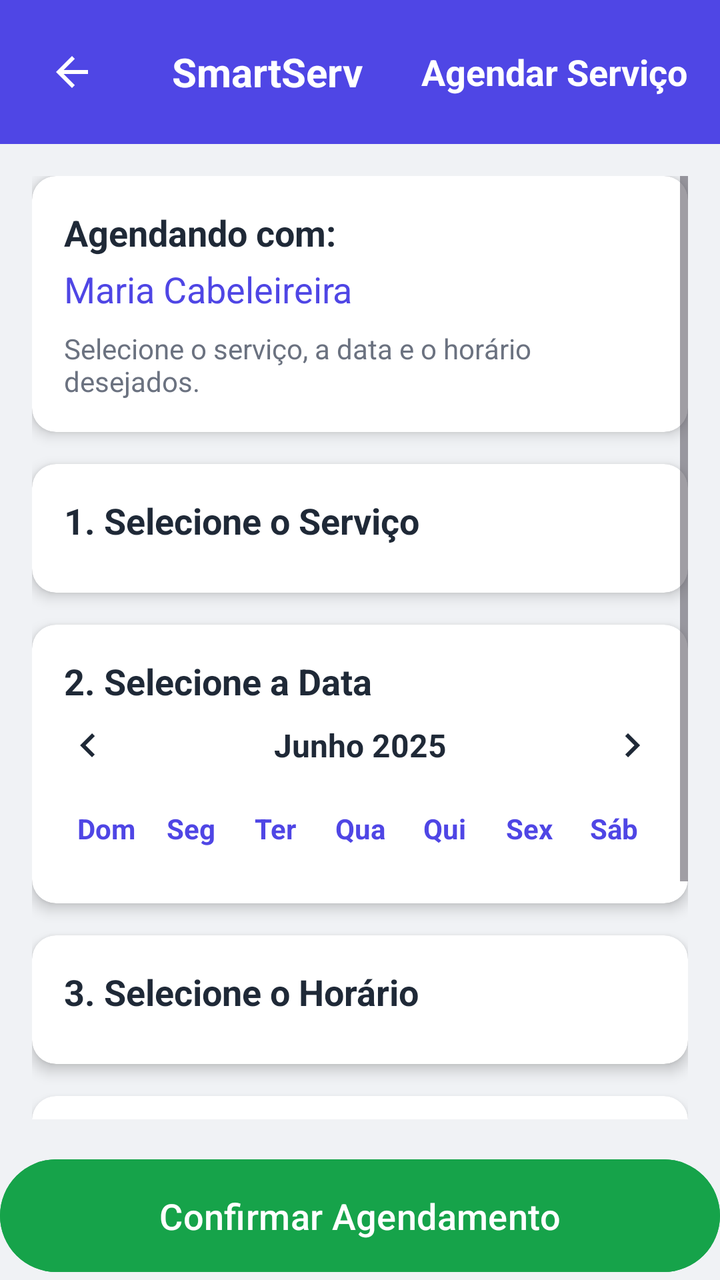
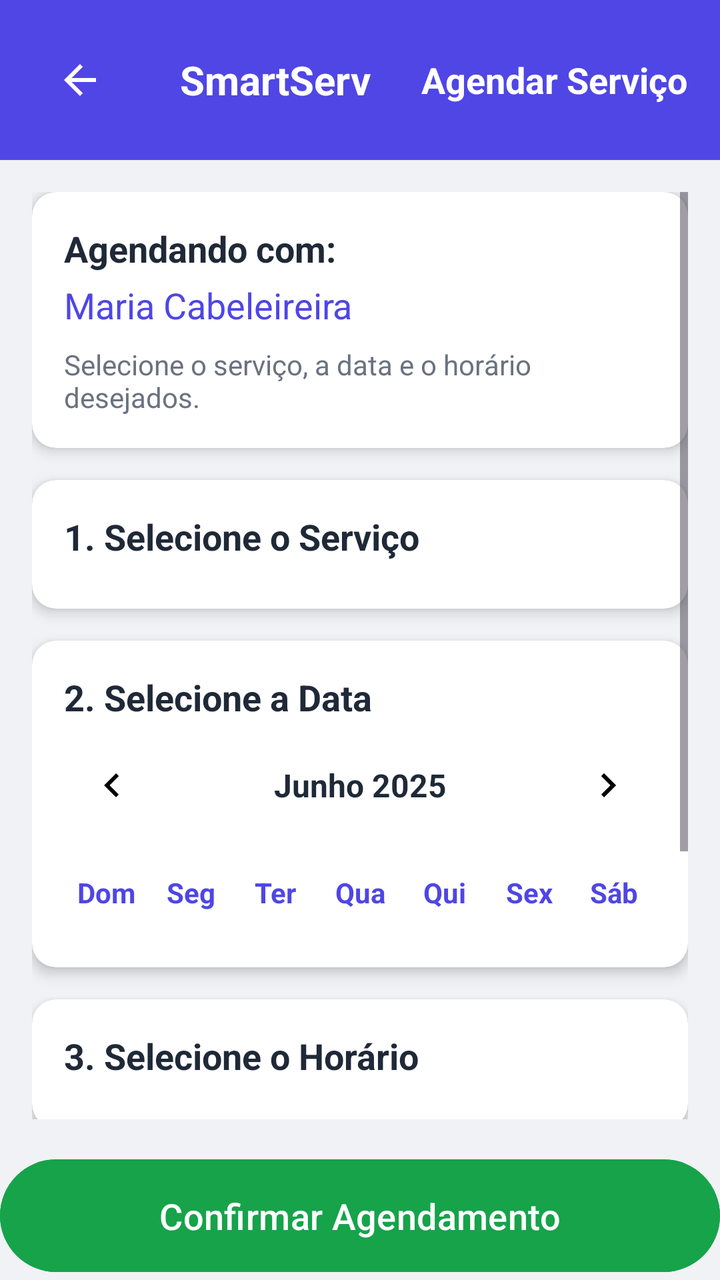

The first picture is an Android layout as it rendered before a commit; the second is the same layout after the commit. The layout source and the unified diff follow.
<!-- AndroidManifest.xml: application theme Theme.SmartApp -->
<!-- res/layout/agendar_servico.xml -->
<?xml version="1.0" encoding="utf-8"?>
<RelativeLayout xmlns:android="http://schemas.android.com/apk/res/android"
    xmlns:app="http://schemas.android.com/apk/res-auto"
    xmlns:tools="http://schemas.android.com/tools"
    android:layout_width="match_parent"
    android:layout_height="match_parent"
    android:background="@color/light_gray">

    
    <LinearLayout
        android:id="@+id/header"
        android:layout_width="match_parent"
        android:layout_height="wrap_content"
        android:background="@color/indigo_600"
        android:orientation="horizontal"
        android:gravity="center_vertical"
        android:padding="16dp"
        android:layout_alignParentTop="true">

        <ImageButton
            android:id="@+id/backButton"
            android:layout_width="wrap_content"
            android:layout_height="wrap_content"
            android:src="@drawable/ic_arrow_back"
            android:tint="@android:color/white"
            android:background="?selectableItemBackgroundBorderless"
            android:padding="8dp"/>

        <TextView
            android:layout_width="0dp"
            android:layout_height="wrap_content"
            android:layout_weight="1"
            android:text="SmartServ"
            android:textColor="@android:color/white"
            android:textSize="20sp"
            android:textStyle="bold"
            android:gravity="center"/>

        <TextView
            android:layout_width="wrap_content"
            android:layout_height="wrap_content"
            android:text="Agendar Serviço"
            android:textColor="@android:color/white"
            android:textSize="18sp"
            android:textStyle="bold"/>
    </LinearLayout>

    
    <ScrollView
        android:layout_width="match_parent"
        android:layout_height="match_parent"
        android:layout_below="@id/header"
        android:layout_above="@id/confirmAppointmentBtn"
        android:padding="16dp"
        android:fillViewport="true">

        <LinearLayout
            android:layout_width="match_parent"
            android:layout_height="wrap_content"
            android:orientation="vertical">

            
            <androidx.cardview.widget.CardView
                android:layout_width="match_parent"
                android:layout_height="wrap_content"
                android:layout_marginBottom="16dp"
                app:cardCornerRadius="12dp"
                app:cardElevation="4dp">

                <LinearLayout
                    android:layout_width="match_parent"
                    android:layout_height="wrap_content"
                    android:orientation="vertical"
                    android:padding="16dp">

                    <TextView
                        android:layout_width="match_parent"
                        android:layout_height="wrap_content"
                        android:text="Agendando com:"
                        android:textColor="@color/text_dark"
                        android:textSize="18sp"
                        android:textStyle="bold"/>

                    <TextView
                        android:id="@+id/professionalNameDisplay"
                        android:layout_width="match_parent"
                        android:layout_height="wrap_content"
                        android:text="Maria Cabeleireira"
                        android:textColor="@color/indigo_600"
                        android:textSize="18sp"
                        android:layout_marginTop="4dp"/>

                    <TextView
                        android:layout_width="match_parent"
                        android:layout_height="wrap_content"
                        android:text="Selecione o serviço, a data e o horário desejados."
                        android:textColor="@color/text_gray"
                        android:textSize="14sp"
                        android:layout_marginTop="8dp"/>
                </LinearLayout>
            </androidx.cardview.widget.CardView>

            
            <androidx.cardview.widget.CardView
                android:layout_width="match_parent"
                android:layout_height="wrap_content"
                android:layout_marginBottom="16dp"
                app:cardCornerRadius="12dp"
                app:cardElevation="4dp">

                <LinearLayout
                    android:layout_width="match_parent"
                    android:layout_height="wrap_content"
                    android:orientation="vertical"
                    android:padding="16dp">

                    <TextView
                        android:layout_width="match_parent"
                        android:layout_height="wrap_content"
                        android:text="1. Selecione o Serviço"
                        android:textColor="@color/text_dark"
                        android:textSize="18sp"
                        android:textStyle="bold"
                        android:layout_marginBottom="8dp"/>

                    <LinearLayout
                        android:id="@+id/servicesList"
                        android:layout_width="match_parent"
                        android:layout_height="wrap_content"
                        android:orientation="vertical">
                        
                    </LinearLayout>

                    <TextView
                        android:id="@+id/serviceError"
                        android:layout_width="match_parent"
                        android:layout_height="wrap_content"
                        android:text="Por favor, selecione um serviço."
                        android:textColor="@color/red_500"
                        android:textSize="14sp"
                        android:visibility="gone"
                        android:layout_marginTop="8dp"/>
                </LinearLayout>
            </androidx.cardview.widget.CardView>

            
            <androidx.cardview.widget.CardView
                android:layout_width="match_parent"
                android:layout_height="wrap_content"
                android:layout_marginBottom="16dp"
                app:cardCornerRadius="12dp"
                app:cardElevation="4dp">

                <LinearLayout
                    android:layout_width="match_parent"
                    android:layout_height="wrap_content"
                    android:orientation="vertical"
                    android:padding="16dp">

                    <TextView
                        android:layout_width="match_parent"
                        android:layout_height="wrap_content"
                        android:text="2. Selecione a Data"
                        android:textColor="@color/text_dark"
                        android:textSize="18sp"
                        android:textStyle="bold"
                        android:layout_marginBottom="8dp"/>

                    
                    <LinearLayout
                        android:layout_width="match_parent"
                        android:layout_height="wrap_content"
                        android:orientation="horizontal"
                        android:gravity="center_vertical"
                        android:layout_marginBottom="16dp">

                        <ImageButton
                            android:id="@+id/prevMonthBtn"
                            android:layout_width="wrap_content"
                            android:layout_height="wrap_content"
                            android:src="@drawable/ic_chevron_left"
                            android:background="?selectableItemBackgroundBorderless"
                            android:tint="@color/text_dark"/>

                        <TextView
                            android:id="@+id/currentMonthYear"
                            android:layout_width="0dp"
                            android:layout_height="wrap_content"
                            android:layout_weight="1"
                            android:text="Junho 2025"
                            android:textColor="@color/text_dark"
                            android:textSize="16sp"
                            android:textStyle="bold"
                            android:gravity="center"/>

                        <ImageButton
                            android:id="@+id/nextMonthBtn"
                            android:layout_width="wrap_content"
                            android:layout_height="wrap_content"
                            android:src="@drawable/ic_chevron_right"
                            android:background="?selectableItemBackgroundBorderless"
                            android:tint="@color/text_dark"/>
                    </LinearLayout>

                    
                    <GridLayout
                        android:layout_width="match_parent"
                        android:layout_height="wrap_content"
                        android:columnCount="7"
                        android:rowCount="1"
                        android:alignmentMode="alignMargins"
                        android:columnOrderPreserved="false"
                        android:useDefaultMargins="true"
                        android:layout_marginBottom="8dp">

                        <TextView
                            android:layout_width="0dp"
                            android:layout_height="wrap_content"
                            android:layout_columnWeight="1"
                            android:text="Dom"
                            android:textColor="@color/indigo_600"
                            android:textSize="14sp"
                            android:textStyle="bold"
                            android:gravity="center"/>

                        <TextView
                            android:layout_width="0dp"
                            android:layout_height="wrap_content"
                            android:layout_columnWeight="1"
                            android:text="Seg"
                            android:textColor="@color/indigo_600"
                            android:textSize="14sp"
                            android:textStyle="bold"
                            android:gravity="center"/>

                        <TextView
                            android:layout_width="0dp"
                            android:layout_height="wrap_content"
                            android:layout_columnWeight="1"
                            android:text="Ter"
                            android:textColor="@color/indigo_600"
                            android:textSize="14sp"
                            android:textStyle="bold"
                            android:gravity="center"/>

                        <TextView
                            android:layout_width="0dp"
                            android:layout_height="wrap_content"
                            android:layout_columnWeight="1"
                            android:text="Qua"
                            android:textColor="@color/indigo_600"
                            android:textSize="14sp"
                            android:textStyle="bold"
                            android:gravity="center"/>

                        <TextView
                            android:layout_width="0dp"
                            android:layout_height="wrap_content"
                            android:layout_columnWeight="1"
                            android:text="Qui"
                            android:textColor="@color/indigo_600"
                            android:textSize="14sp"
                            android:textStyle="bold"
                            android:gravity="center"/>

                        <TextView
                            android:layout_width="0dp"
                            android:layout_height="wrap_content"
                            android:layout_columnWeight="1"
                            android:text="Sex"
                            android:textColor="@color/indigo_600"
                            android:textSize="14sp"
                            android:textStyle="bold"
                            android:gravity="center"/>

                        <TextView
                            android:layout_width="0dp"
                            android:layout_height="wrap_content"
                            android:layout_columnWeight="1"
                            android:text="Sáb"
                            android:textColor="@color/indigo_600"
                            android:textSize="14sp"
                            android:textStyle="bold"
                            android:gravity="center"/>
                    </GridLayout>

                    
                    <GridLayout
                        android:id="@+id/calendarGrid"
                        android:layout_width="match_parent"
                        android:layout_height="wrap_content"
                        android:columnCount="7"
                        android:rowCount="6"
                        android:alignmentMode="alignMargins"
                        android:columnOrderPreserved="false"
                        android:useDefaultMargins="true">
                        
                    </GridLayout>

                    <TextView
                        android:id="@+id/dateError"
                        android:layout_width="match_parent"
                        android:layout_height="wrap_content"
                        android:text="Por favor, selecione uma data."
                        android:textColor="@color/red_500"
                        android:textSize="14sp"
                        android:visibility="gone"
                        android:layout_marginTop="8dp"/>
                </LinearLayout>
            </androidx.cardview.widget.CardView>

            
            <androidx.cardview.widget.CardView
                android:layout_width="match_parent"
                android:layout_height="wrap_content"
                android:layout_marginBottom="16dp"
                app:cardCornerRadius="12dp"
                app:cardElevation="4dp">

                <LinearLayout
                    android:layout_width="match_parent"
                    android:layout_height="wrap_content"
                    android:orientation="vertical"
                    android:padding="16dp">

                    <TextView
                        android:layout_width="match_parent"
                        android:layout_height="wrap_content"
                        android:text="3. Selecione o Horário"
                        android:textColor="@color/text_dark"
                        android:textSize="18sp"
                        android:textStyle="bold"
                        android:layout_marginBottom="8dp"/>

                    <GridLayout
                        android:id="@+id/timeSlotsGrid"
                        android:layout_width="match_parent"
                        android:layout_height="wrap_content"
                        android:columnCount="3"
                        android:rowCount="4"
                        android:alignmentMode="alignMargins"
                        android:columnOrderPreserved="false"
                        android:useDefaultMargins="true">
                        
                    </GridLayout>

                    <TextView
                        android:id="@+id/timeError"
                        android:layout_width="match_parent"
                        android:layout_height="wrap_content"
                        android:text="Por favor, selecione um horário."
                        android:textColor="@color/red_500"
                        android:textSize="14sp"
                        android:visibility="gone"
                        android:layout_marginTop="8dp"/>

                    <TextView
                        android:id="@+id/noTimesMessage"
                        android:layout_width="match_parent"
                        android:layout_height="wrap_content"
                        android:text="Nenhum horário disponível para a data selecionada."
                        android:textColor="@color/text_gray"
                        android:textSize="14sp"
                        android:visibility="gone"
                        android:gravity="center"
                        android:layout_marginTop="16dp"/>
                </LinearLayout>
            </androidx.cardview.widget.CardView>

            
            <androidx.cardview.widget.CardView
                android:layout_width="match_parent"
                android:layout_height="wrap_content"
                app:cardCornerRadius="12dp"
                app:cardElevation="4dp">

                <LinearLayout
                    android:layout_width="match_parent"
                    android:layout_height="wrap_content"
                    android:orientation="vertical"
                    android:padding="16dp">

                    <TextView
                        android:layout_width="match_parent"
                        android:layout_height="wrap_content"
                        android:text="Resumo do Agendamento"
                        android:textColor="@color/text_dark"
                        android:textSize="18sp"
                        android:textStyle="bold"
                        android:layout_marginBottom="8dp"/>

                    <LinearLayout
                        android:layout_width="match_parent"
                        android:layout_height="wrap_content"
                        android:orientation="horizontal"
                        android:layout_marginBottom="4dp">

                        <TextView
                            android:layout_width="wrap_content"
                            android:layout_height="wrap_content"
                            android:text="Serviço:"
                            android:textColor="@color/text_dark"
                            android:textSize="16sp"/>

                        <TextView
                            android:id="@+id/summaryService"
                            android:layout_width="0dp"
                            android:layout_height="wrap_content"
                            android:layout_weight="1"
                            android:text="N/A"
                            android:textColor="@color/indigo_600"
                            android:textSize="16sp"
                            android:textStyle="bold"
                            android:gravity="end"/>
                    </LinearLayout>

                    <LinearLayout
                        android:layout_width="match_parent"
                        android:layout_height="wrap_content"
                        android:orientation="horizontal"
                        android:layout_marginBottom="4dp">

                        <TextView
                            android:layout_width="wrap_content"
                            android:layout_height="wrap_content"
                            android:text="Data:"
                            android:textColor="@color/text_dark"
                            android:textSize="16sp"/>

                        <TextView
                            android:id="@+id/summaryDate"
                            android:layout_width="0dp"
                            android:layout_height="wrap_content"
                            android:layout_weight="1"
                            android:text="N/A"
                            android:textColor="@color/indigo_600"
                            android:textSize="16sp"
                            android:textStyle="bold"
                            android:gravity="end"/>
                    </LinearLayout>

                    <LinearLayout
                        android:layout_width="match_parent"
                        android:layout_height="wrap_content"
                        android:orientation="horizontal"
                        android:layout_marginBottom="16dp">

                        <TextView
                            android:layout_width="wrap_content"
                            android:layout_height="wrap_content"
                            android:text="Horário:"
                            android:textColor="@color/text_dark"
                            android:textSize="16sp"/>

                        <TextView
                            android:id="@+id/summaryTime"
                            android:layout_width="0dp"
                            android:layout_height="wrap_content"
                            android:layout_weight="1"
                            android:text="N/A"
                            android:textColor="@color/indigo_600"
                            android:textSize="16sp"
                            android:textStyle="bold"
                            android:gravity="end"/>
                    </LinearLayout>

                    <View
                        android:layout_width="match_parent"
                        android:layout_height="1dp"
                        android:background="@color/gray_200"/>

                    <LinearLayout
                        android:layout_width="match_parent"
                        android:layout_height="wrap_content"
                        android:orientation="horizontal"
                        android:layout_marginTop="16dp">

                        <TextView
                            android:layout_width="wrap_content"
                            android:layout_height="wrap_content"
                            android:text="Total:"
                            android:textColor="@color/text_dark"
                            android:textSize="18sp"
                            android:textStyle="bold"/>

                        <TextView
                            android:id="@+id/summaryPrice"
                            android:layout_width="0dp"
                            android:layout_height="wrap_content"
                            android:layout_weight="1"
                            android:text="R$ 0,00"
                            android:textColor="@color/success_green"
                            android:textSize="20sp"
                            android:textStyle="bold"
                            android:gravity="end"/>
                    </LinearLayout>
                </LinearLayout>
            </androidx.cardview.widget.CardView>
        </LinearLayout>
    </ScrollView>

    
    <Button
        android:id="@+id/confirmAppointmentBtn"
        android:layout_width="match_parent"
        android:layout_height="wrap_content"
        android:layout_alignParentBottom="true"
        android:text="Confirmar Agendamento"
        android:textColor="@android:color/white"
        android:drawableStart="@drawable/ic_calendar_check"
        android:drawablePadding="8dp"
        android:backgroundTint="@color/success_green"
        android:paddingVertical="16dp"
        android:textSize="18sp"
        android:elevation="8dp"/>
</RelativeLayout>
<!-- resources referenced by this layout -->
<resources>
  <color name="gray_200">#E5E7EB</color>
  <color name="indigo_600">#4F46E5</color>
  <color name="light_gray">#F0F2F5</color>
  <color name="red_500">#EF4444</color>
  <color name="success_green">#16A34A</color>
  <color name="text_dark">#1F2937</color>
  <color name="text_gray">#6B7280</color>
  <!-- drawable ic_arrow_back (drawable) -->
  <vector xmlns:android="http://schemas.android.com/apk/res/android"
      android:width="24dp"
      android:height="24dp"
      android:viewportWidth="24"
      android:viewportHeight="24">
      <path android:fillColor="#FFFFFF" android:pathData="M20,11H7.83l5.59,-5.59L12,4l-8,8 8,8 1.41,-1.41L7.83,13H20v-2z"/>
  </vector>
  <!-- drawable ic_calendar_check (drawable) -->
  <vector xmlns:android="http://schemas.android.com/apk/res/android"
      android:width="24dp"
      android:height="24dp"
      android:viewportWidth="24"
      android:viewportHeight="24">
      <path android:fillColor="#FFFFFF" android:pathData="M19,3h-1V1h-2v2H8V1H6v2H5c-1.1,0 -2,0.9 -2,2v14c0,1.1 0.9,2 2,2h14c1.1,0 2,-0.9 2,-2V5c0,-1.1 -0.9,-2 -2,-2z m0,16H5V8h14v11z M7,10h5v5H7V10z"/>
      <path
          android:fillColor="#FFFFFF"
          android:pathData="M19,4h-1V2h-2v2H8V2H6v2H5c-1.11,0 -1.99,0.9 -1.99,2L3,20c0,1.1 0.89,2 1.99,2H19c1.1,0 2,-0.9 2,-2V6c0,-1.1 -0.9,-2 -2,-2zM19,20H5V10h14V20zM19,8H5V6h14V8zM9,14H7v-2h2V14zM13,14h-2v-2h2V14zM17,14h-2v-2h2V14zM9,18H7v-2h2V18zM13,18h-2v-2h2V18zM17,18h-2v-2h2V18z"/>
  </vector>
  <!-- drawable ic_chevron_left (drawable) -->
  <vector xmlns:android="http://schemas.android.com/apk/res/android"
      android:width="24dp"
      android:height="24dp"
      android:viewportWidth="24"
      android:viewportHeight="24">
      <path android:fillColor="#000000" android:pathData="M15.41,16.59L10.83,12l4.58,-4.59L14,6l-6,6 6,6 1.41,-1.41z"/>
  </vector>
  <!-- drawable ic_chevron_right (drawable) -->
  <vector xmlns:android="http://schemas.android.com/apk/res/android"
      android:width="24dp"
      android:height="24dp"
      android:viewportWidth="24"
      android:viewportHeight="24">
      <path android:fillColor="#000000" android:pathData="M8.59,16.59L13.17,12 8.59,7.41 10,6l6,6 -6,6 -1.41,-1.41z"/>
  </vector>
  <style name="Theme.SmartApp" parent="Base.Theme.SmartApp" />
  <style name="Base.Theme.SmartApp" parent="Theme.Material3.DayNight.NoActionBar" />
</resources>

<!-- the commit's change to res/layout/agendar_servico.xml (unified diff, before → after) -->
@@ -19,10 +19,10 @@
 
         <ImageButton
             android:id="@+id/backButton"
-            android:layout_width="wrap_content"
-            android:layout_height="wrap_content"
+            android:layout_width="48dp"
+            android:layout_height="48dp"
+            android:contentDescription="btnvoltar"
             android:src="@drawable/ic_arrow_back"
-            android:tint="@android:color/white"
             android:background="?selectableItemBackgroundBorderless"
             android:padding="8dp"/>
 
@@ -176,11 +176,12 @@
 
                         <ImageButton
                             android:id="@+id/prevMonthBtn"
-                            android:layout_width="wrap_content"
-                            android:layout_height="wrap_content"
+                            android:layout_width="48dp"
+                            android:layout_height="48dp"
+                            android:contentDescription="btnmes2"
                             android:src="@drawable/ic_chevron_left"
                             android:background="?selectableItemBackgroundBorderless"
-                            android:tint="@color/text_dark"/>
+                            />
 
                         <TextView
                             android:id="@+id/currentMonthYear"
@@ -195,11 +196,12 @@
 
                         <ImageButton
                             android:id="@+id/nextMonthBtn"
-                            android:layout_width="wrap_content"
-                            android:layout_height="wrap_content"
+                            android:layout_width="48dp"
+                            android:layout_height="48dp"
+                            android:contentDescription="btnmes"
                             android:src="@drawable/ic_chevron_right"
                             android:background="?selectableItemBackgroundBorderless"
-                            android:tint="@color/text_dark"/>
+                            />
                     </LinearLayout>
 
                     
